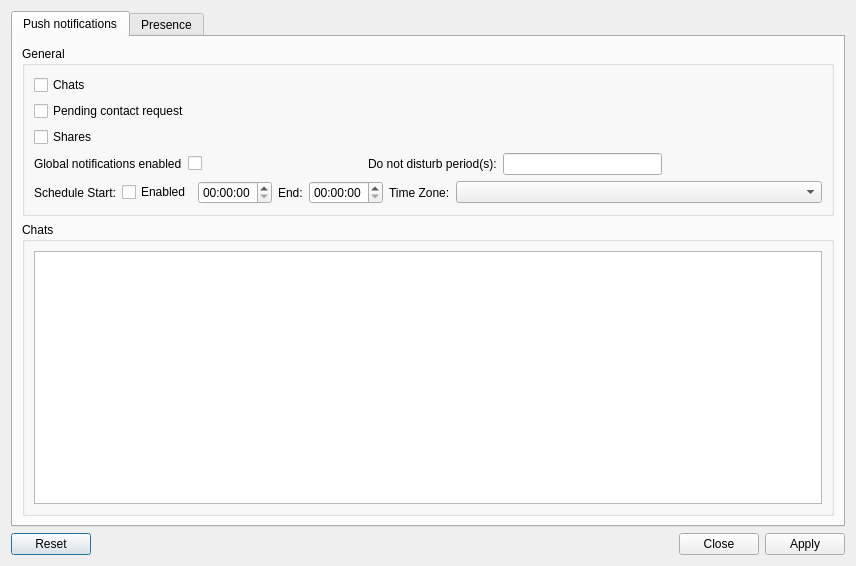
Before: the Qt Designer form examples/qtmegachatapi/SettingWindow.ui in meganz/MEGAchat, drawn with Qt 5.
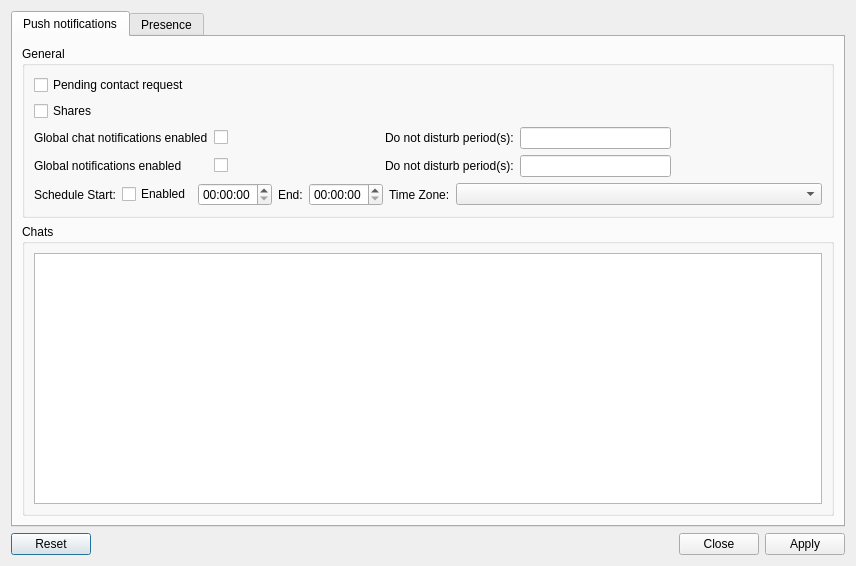
After: the same form once the commit is applied. The open tabs and pages were chosen to show the change.

Commit message: Add controls in QtApp to manage Global chat notifications

What changed in the file:
```diff
--- a/examples/qtmegachatapi/SettingWindow.ui
+++ b/examples/qtmegachatapi/SettingWindow.ui
@@ -32,13 +32,6 @@
             <string>General</string>
            </property>
            <layout class="QVBoxLayout" name="verticalLayout_4">
-            <item>
-             <widget class="QCheckBox" name="chats">
-              <property name="text">
-               <string>Chats</string>
-              </property>
-             </widget>
-            </item>
             <item>
              <widget class="QCheckBox" name="pcr">
               <property name="text">
@@ -53,12 +46,66 @@
               </property>
              </widget>
             </item>
+			<item>
+             <layout class="QHBoxLayout" name="horizontalLayoutc">
+              <item>
+               <widget class="QLabel" name="labelc">
+                <property name="text">
+                 <string>Global chat notifications enabled</string>
+                </property>
+               </widget>
+              </item>
+              <item>
+               <widget class="QCheckBox" name="globalChatNotificationsEnabled">
+                <property name="text">
+                 <string/>
+                </property>
+               </widget>
+              </item>
+              <item>
+               <spacer name="horizontalSpacerc">
+                <property name="orientation">
+                 <enum>Qt::Horizontal</enum>
+                </property>
+                <property name="sizeHint" stdset="0">
+                 <size>
+                  <width>40</width>
+                  <height>20</height>
+                 </size>
+                </property>
+               </spacer>
+              </item>
+              <item>
+               <widget class="QLabel" name="labelc">
+                <property name="text">
+                 <string>Do not disturb period(s):</string>
+                </property>
+               </widget>
+              </item>
+              <item>
+               <widget class="QLineEdit" name="globalChatDnd"/>
+              </item>
+              <item>
+               <spacer name="horizontalSpacerc">
+                <property name="orientation">
+                 <enum>Qt::Horizontal</enum>
+                </property>
+                <property name="sizeHint" stdset="0">
+                 <size>
+                  <width>40</width>
+                  <height>20</height>
+                 </size>
+                </property>
+               </spacer>
+              </item>
+             </layout>
+            </item>
             <item>
              <layout class="QHBoxLayout" name="horizontalLayout_2">
               <item>
                <widget class="QLabel" name="label_4">
                 <property name="text">
-                 <string>Global notifications enabled</string>
+                 <string>Global notifications enabled        </string>
                 </property>
                </widget>
               </item>
```
